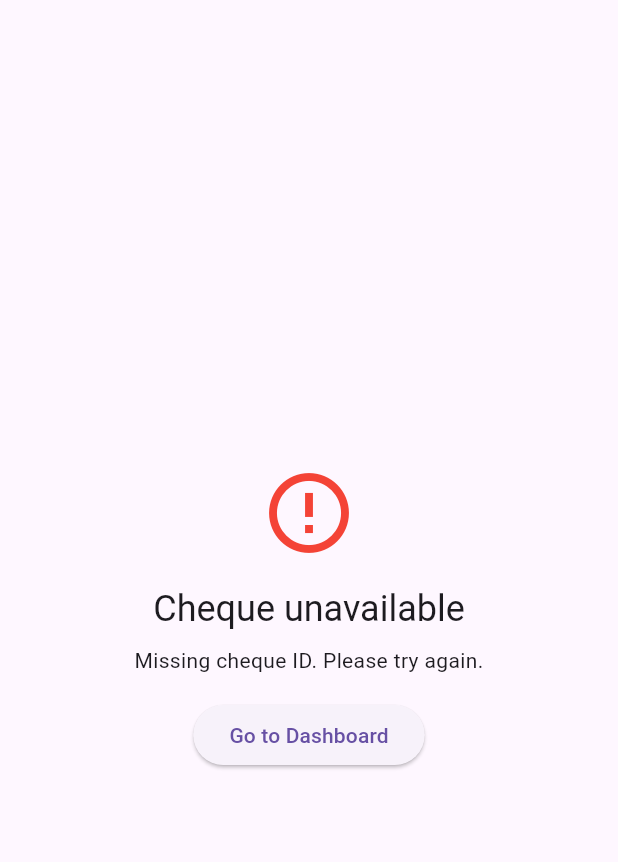
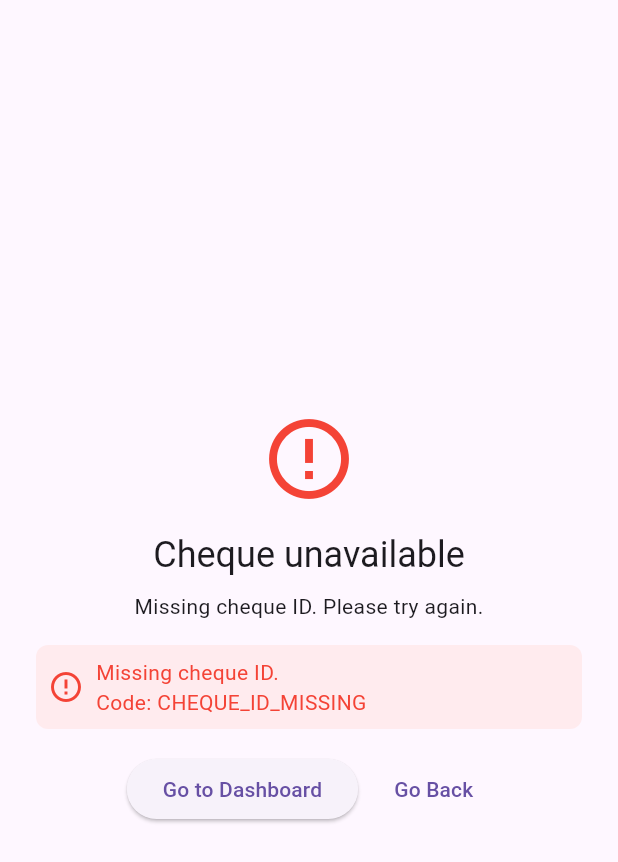
Before and after one commit to beingbivek/cheque-manager, a Flutter app: the ErrorScreenView screen opened by its route, on a phone screen of 412 x 824 dp. Shown: the top 862 px of the screen. Run offline on Flutter 3.47's test engine with Material 3 defaults, Android fonts, the phone set to English and light mode, and no system bars; our stand-ins replace cloud_firestore, firebase_auth, firebase_core, flutter_local_notifications, flutter_svg, font_awesome_flutter and 4 more; missing offline and left inert: dart:ffi, dart:html, khalti; accounts and stored records are empty; statements that could not run were skipped.

Commit message:
Handle missing IDs with app error banners

```diff
--- a/lib/routes/app_routes.dart
+++ b/lib/routes/app_routes.dart
@@ -14,6 +14,7 @@ import '../views/user/user_tickets_view.dart';
 import '../views/user/user_notifications_view.dart';
 import '../views/user/party_list_view.dart';
 import '../views/user/user_profile_view.dart';
+import '../models/app_error.dart';
 
 
 class AppRoutes {
@@ -43,10 +44,15 @@ class AppRoutes {
       case chequeDetails:
         final args = settings.arguments;
         if (args is! String || args.isEmpty) {
+          final error = AppError(
+            code: 'CHEQUE_ID_MISSING',
+            message: 'Missing cheque ID.',
+          );
           return MaterialPageRoute(
             builder: (context) => ErrorScreenView(
               title: 'Cheque unavailable',
               message: 'Missing cheque ID. Please try again.',
+              error: error,
               actionLabel: 'Go to Dashboard',
               onAction: () =>
                   Navigator.of(context).pushNamedAndRemoveUntil(
--- /dev/null
+++ b/lib/views/common/app_error_banner.dart
@@ -0,0 +1,38 @@
+import 'package:flutter/material.dart';
+
+import '../../models/app_error.dart';
+
+class AppErrorBanner extends StatelessWidget {
+  const AppErrorBanner({
+    super.key,
+    required this.error,
+    this.margin,
+  });
+
+  final AppError error;
+  final EdgeInsetsGeometry? margin;
+
+  @override
+  Widget build(BuildContext context) {
+    return Container(
+      margin: margin,
+      padding: const EdgeInsets.all(8),
+      decoration: BoxDecoration(
+        color: Colors.red.shade50,
+        borderRadius: BorderRadius.circular(8),
+      ),
+      child: Row(
+        children: [
+          const Icon(Icons.error_outline, color: Colors.red),
+          const SizedBox(width: 8),
+          Expanded(
+            child: Text(
+              '${error.message}\nCode: ${error.code}',
+              style: const TextStyle(color: Colors.red),
+            ),
+          ),
+        ],
+      ),
+    );
+  }
+}
--- a/lib/views/common/error_screen_view.dart
+++ b/lib/views/common/error_screen_view.dart
@@ -1,8 +1,12 @@
 import 'package:flutter/material.dart';
+
+import '../../models/app_error.dart';
+import 'app_error_banner.dart';
 
 class ErrorScreenView extends StatelessWidget {
   final String title;
   final String message;
+  final AppError? error;
   final String? actionLabel;
   final VoidCallback? onAction;
 
@@ -10,12 +14,24 @@ class ErrorScreenView extends StatelessWidget {
     super.key,
     required this.title,
     required this.message,
+    this.error,
     this.actionLabel,
     this.onAction,
   });
 
+  void _handleFallback(BuildContext context) {
+    if (Navigator.of(context).canPop()) {
+      Navigator.of(context).maybePop();
+      return;
+    }
+    Navigator.of(context).pushNamedAndRemoveUntil('/', (route) => false);
+  }
+
   @override
   Widget build(BuildContext context) {
+    final canPop = Navigator.of(context).canPop();
+    final fallbackLabel = canPop ? 'Go Back' : 'Go Home';
+
     return Scaffold(
       body: Center(
         child: Padding(
@@ -35,13 +51,26 @@ class ErrorScreenView extends StatelessWidget {
                 message,
                 textAlign: TextAlign.center,
               ),
-              if (actionLabel != null && onAction != null) ...[
+              if (error != null) ...[
                 const SizedBox(height: 16),
-                ElevatedButton(
-                  onPressed: onAction,
-                  child: Text(actionLabel!),
-                ),
+                AppErrorBanner(error: error!),
               ],
+              const SizedBox(height: 16),
+              Wrap(
+                spacing: 12,
+                alignment: WrapAlignment.center,
+                children: [
+                  if (actionLabel != null && onAction != null)
+                    ElevatedButton(
+                      onPressed: onAction,
+                      child: Text(actionLabel!),
+                    ),
+                  TextButton(
+                    onPressed: () => _handleFallback(context),
+                    child: Text(fallbackLabel),
+                  ),
+                ],
+              ),
             ],
           ),
         ),
--- a/lib/views/user/cheque_detail_view.dart
+++ b/lib/views/user/cheque_detail_view.dart
@@ -158,9 +158,14 @@ class _ChequeDetailViewState extends State<ChequeDetailView> {
     }
 
     if (widget.chequeId.isEmpty || cheque == null) {
+      final error = AppError(
+        code: 'CHEQUE_NOT_FOUND',
+        message: 'Missing or invalid cheque ID.',
+      );
       return ErrorScreenView(
         title: 'Cheque unavailable',
         message: 'This cheque could not be found. It may have been deleted.',
+        error: error,
         actionLabel: 'Go to Dashboard',
         onAction: () => Navigator.of(context).pushNamedAndRemoveUntil(
           AppRoutes.userDashboard,
```
Also changed, not shown: lib/views/admin/admin_legal_doc_dialog.dart (+36 -31 lines), lib/views/admin/edit_legal_doc_dialog.dart (+32 -0 lines), lib/views/admin/tickets_tab.dart (+15 -0 lines).
